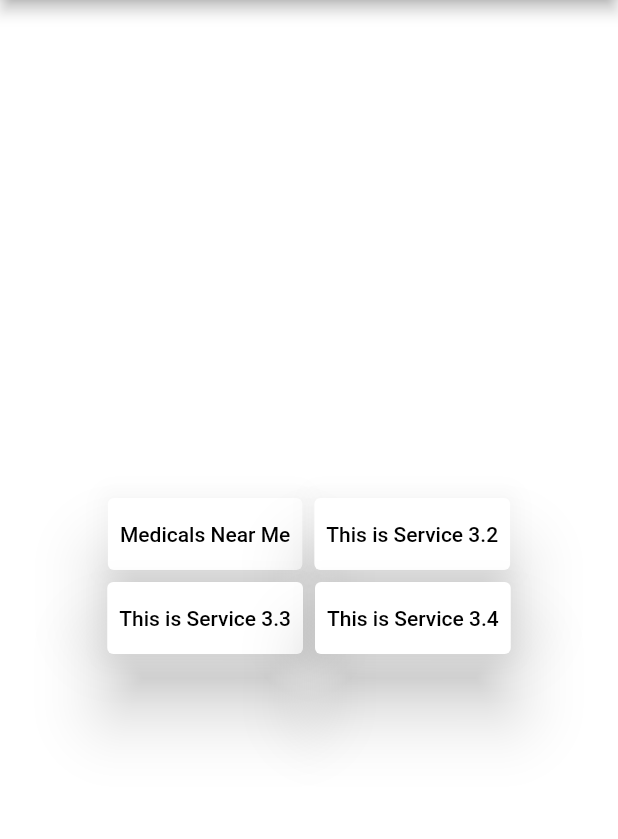
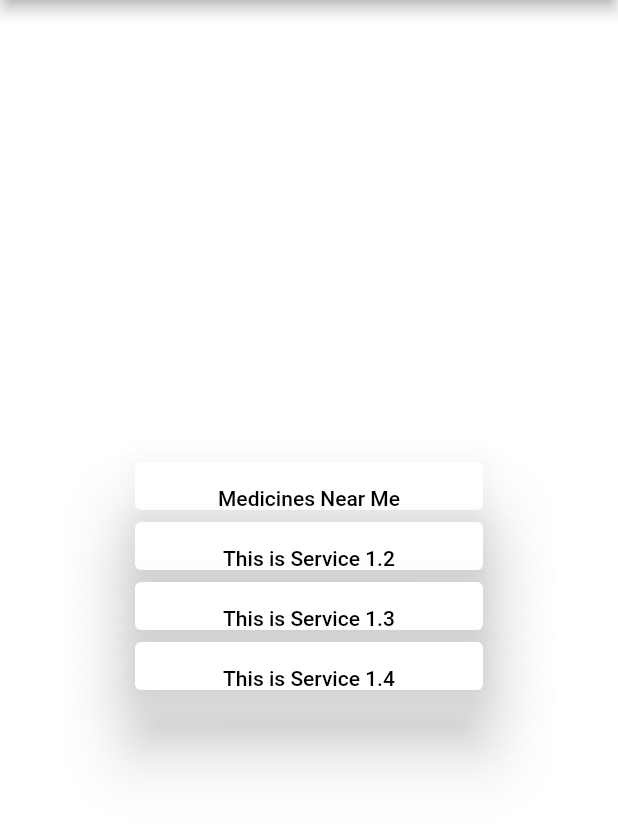
Before and after one commit to vedantpople4/essentialsapp, a Flutter app: the screen it shows after launch, after a tap on "Medicines", on a phone screen of 412 x 824 dp, the part 84-923 px from its top. Run offline on Flutter 3.47's test engine with Material 2 defaults, Android fonts, the phone set to English and light mode, and no system bars.

Commit message:
design update

```diff
--- a/essentialsapp/lib/Service3.dart
+++ b/essentialsapp/lib/Service3.dart
@@ -20,23 +20,20 @@ class Service3 extends StatelessWidget{
         backgroundColor: Colors.black,
       ),
       body: new Center(
-        child: Card(
-          elevation: 0,
         child: Column(
           mainAxisAlignment: MainAxisAlignment.center,
           crossAxisAlignment: CrossAxisAlignment.center,
           children: <Widget>[
-              Row(
-                mainAxisAlignment: MainAxisAlignment.center,
-                crossAxisAlignment: CrossAxisAlignment.center,
-                children: <Widget>[
-                  Card(
+            Container(
+              height: 40,
+              width: 240,
+              child: Card(
                 elevation : 20,
                 child: Column(
                   children: <Widget>[
                     TextButton(
                       onPressed: () => launchroute(),
-                          child: Text('Medicals Near Me'),
+                      child: Text('Medicines Near Me'),
                       style: TextButton.styleFrom(
                           primary: Colors.black
                       ),
@@ -44,13 +41,17 @@ class Service3 extends StatelessWidget{
                   ],
                 ),
               ),
-                  Card(
+            ),
+            Container(
+              height: 40,
+              width: 240,
+              child: Card(
                 elevation : 20,
                 child: Column(
                   children: <Widget>[
                     TextButton(
                       onPressed: (){},
-                          child: Text('This is Service 3.2'),
+                      child: Text('This is Service 1.2'),
                       style: TextButton.styleFrom(
                           primary: Colors.black
                       ),
@@ -58,19 +59,17 @@ class Service3 extends StatelessWidget{
                   ],
                 ),
               ),
-                ],
             ),
-              Row(
-                mainAxisAlignment: MainAxisAlignment.center,
-                crossAxisAlignment: CrossAxisAlignment.center,
-                children: <Widget>[
-                  Card(
+            Container(
+              height: 40,
+              width: 240,
+              child: Card(
                 elevation : 20,
                 child: Column(
                   children: <Widget>[
                     TextButton(
                       onPressed: (){},
-                          child: Text('This is Service 3.3'),
+                      child: Text('This is Service 1.3'),
                       style: TextButton.styleFrom(
                           primary: Colors.black
                       ),
@@ -78,13 +77,17 @@ class Service3 extends StatelessWidget{
                   ],
                 ),
               ),
-                  Card(
+            ),
+            Container(
+              height: 40,
+              width: 240,
+              child: Card(
                 elevation: 20,
                 child: Column(
                   children: <Widget>[
                     TextButton(
                       onPressed: (){},
-                          child: Text('This is Service 3.4'),
+                      child: Text('This is Service 1.4'),
                       style: TextButton.styleFrom(
                           primary: Colors.black
                       ),
@@ -92,11 +95,8 @@ class Service3 extends StatelessWidget{
                   ],
                 ),
               ),
+            ),
           ],
-              ),
-
-            ],
-          ),
         ),
       ),
 
--- a/essentialsapp/lib/main.dart
+++ b/essentialsapp/lib/main.dart
@@ -14,6 +14,16 @@ launchroute() async {
     throw 'Could not launch $url';
   }
 }
+
+sendmails() async {
+  const url = 'mailto:vedantpople4@gmail.com';
+  if (await canLaunch(url)) {
+    await launch(url);
+  } else {
+    throw 'Could not launch $url';
+  }
+}
+
 
 void main() {
   runApp(MyApp());
@@ -225,7 +235,30 @@ class HomePage extends StatelessWidget{
 
                 ],
               ),
-
+              Row(
+                mainAxisAlignment: MainAxisAlignment.center,
+                crossAxisAlignment: CrossAxisAlignment.center,
+                children: <Widget>[
+                  Container(
+                    height: 40,
+                    width: 240,
+                    child: Card(
+                      elevation : 20,
+                      child: Column(
+                        children: <Widget>[
+                          TextButton(
+                            onPressed: () => sendmails(),
+                            child: Text('Send Feedback'),
+                            style: TextButton.styleFrom(
+                                primary: Colors.black
+                            ),
+                          )
+                        ],
+                      ),
+                    ),
+                  ),
+                ],
+              ),
             ],
           ),
         ),
```
Also changed, not shown: essentialsapp/lib/Service1.dart (+18 -19 lines), essentialsapp/lib/Service2.dart (+19 -19 lines), essentialsapp/lib/Service4.dart (+21 -21 lines). Lines whose indentation alone changed are shown as unchanged.
